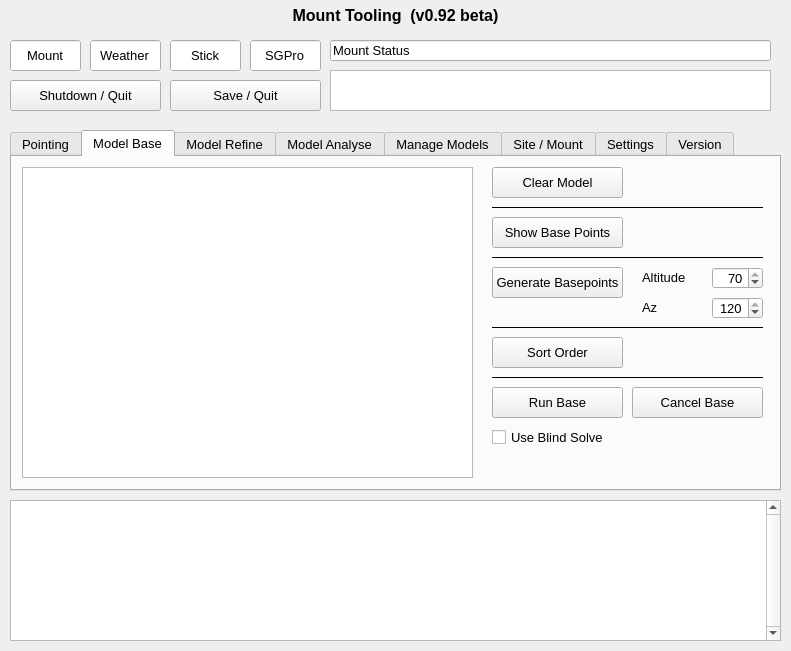
The window that mountwizzard/mount_ui/mount_ui.ui (sayitfast/MountWizzard3) describes before a commit, drawn with Qt 5.
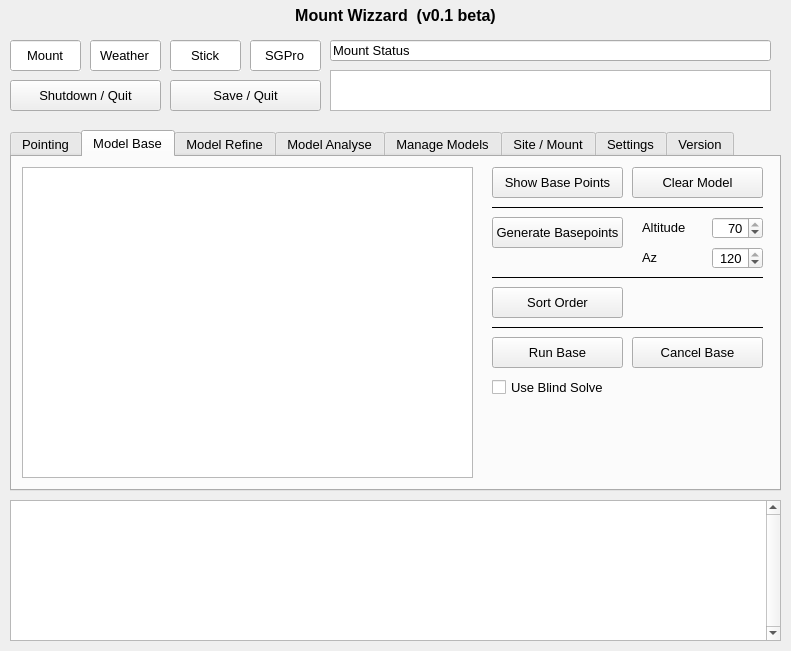
The same window after the commit. The open tabs and pages were chosen to show the change.

The edit to the form file:
```diff
--- a/mountwizzard/mount_ui/mount_ui.ui
+++ b/mountwizzard/mount_ui/mount_ui.ui
@@ -1236,7 +1236,7 @@
      <property name="geometry">
       <rect>
        <x>480</x>
-       <y>230</y>
+       <y>180</y>
        <width>131</width>
        <height>31</height>
       </rect>
@@ -1252,7 +1252,7 @@
      <property name="geometry">
       <rect>
        <x>480</x>
-       <y>180</y>
+       <y>130</y>
        <width>131</width>
        <height>31</height>
       </rect>
@@ -1268,7 +1268,7 @@
      <property name="geometry">
       <rect>
        <x>480</x>
-       <y>270</y>
+       <y>220</y>
        <width>131</width>
        <height>20</height>
       </rect>
@@ -1315,7 +1315,7 @@
     <widget class="QPushButton" name="btn_clearAlignmentModel">
      <property name="geometry">
       <rect>
-       <x>480</x>
+       <x>620</x>
        <y>10</y>
        <width>131</width>
        <height>31</height>
@@ -1332,7 +1332,7 @@
      <property name="geometry">
       <rect>
        <x>480</x>
-       <y>60</y>
+       <y>10</y>
        <width>131</width>
        <height>31</height>
       </rect>
@@ -1344,27 +1344,11 @@
       <string>Show Base Points</string>
      </property>
     </widget>
-    <widget class="Line" name="line_23">
-     <property name="geometry">
-      <rect>
-       <x>480</x>
-       <y>40</y>
-       <width>271</width>
-       <height>21</height>
-      </rect>
-     </property>
-     <property name="frameShadow">
-      <enum>QFrame::Plain</enum>
-     </property>
-     <property name="orientation">
-      <enum>Qt::Horizontal</enum>
-     </property>
-    </widget>
     <widget class="Line" name="line_24">
      <property name="geometry">
       <rect>
        <x>480</x>
-       <y>160</y>
+       <y>110</y>
        <width>271</width>
        <height>21</height>
       </rect>
@@ -1380,7 +1364,7 @@
      <property name="geometry">
       <rect>
        <x>480</x>
-       <y>210</y>
+       <y>160</y>
        <width>271</width>
        <height>21</height>
       </rect>
@@ -1396,7 +1380,7 @@
      <property name="geometry">
       <rect>
        <x>480</x>
-       <y>90</y>
+       <y>40</y>
        <width>271</width>
        <height>21</height>
       </rect>
@@ -1412,7 +1396,7 @@
      <property name="geometry">
       <rect>
        <x>480</x>
-       <y>110</y>
+       <y>60</y>
        <width>131</width>
        <height>31</height>
       </rect>
@@ -1428,7 +1412,7 @@
      <property name="geometry">
       <rect>
        <x>700</x>
-       <y>140</y>
+       <y>90</y>
        <width>51</width>
        <height>22</height>
       </rect>
@@ -1453,7 +1437,7 @@
      <property name="geometry">
       <rect>
        <x>700</x>
-       <y>110</y>
+       <y>60</y>
        <width>51</width>
        <height>22</height>
       </rect>
@@ -1481,7 +1465,7 @@
      <property name="geometry">
       <rect>
        <x>630</x>
-       <y>110</y>
+       <y>60</y>
        <width>51</width>
        <height>21</height>
       </rect>
@@ -1499,7 +1483,7 @@
      <property name="geometry">
       <rect>
        <x>630</x>
-       <y>140</y>
+       <y>90</y>
        <width>51</width>
        <height>21</height>
       </rect>
@@ -1517,7 +1501,7 @@
      <property name="geometry">
       <rect>
        <x>620</x>
-       <y>230</y>
+       <y>180</y>
        <width>131</width>
        <height>31</height>
       </rect>
@@ -6818,7 +6802,7 @@
     <bool>true</bool>
    </property>
    <property name="text">
-    <string>Mount Tooling  (v0.92 beta)</string>
+    <string>Mount Wizzard  (v0.1 beta)</string>
    </property>
    <property name="alignment">
     <set>Qt::AlignCenter</set>
```
